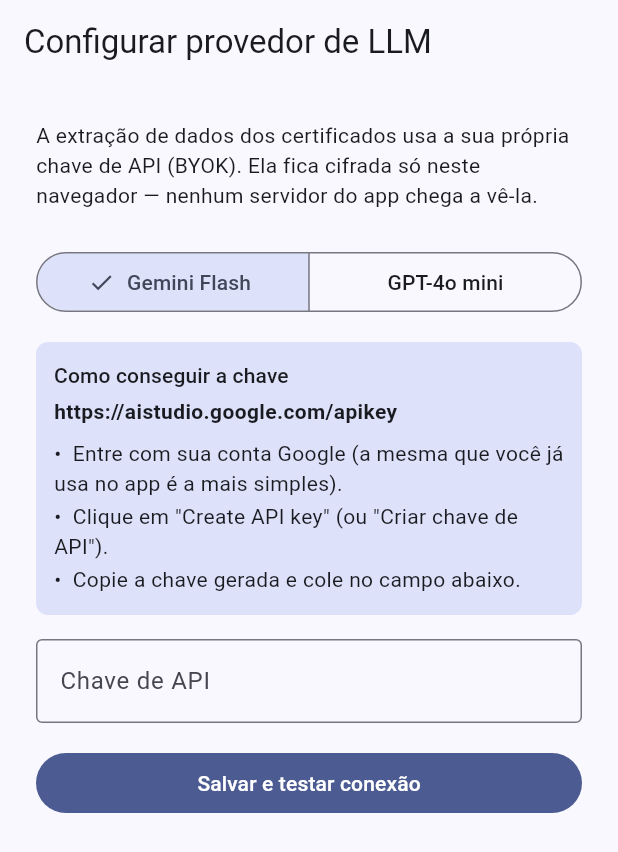
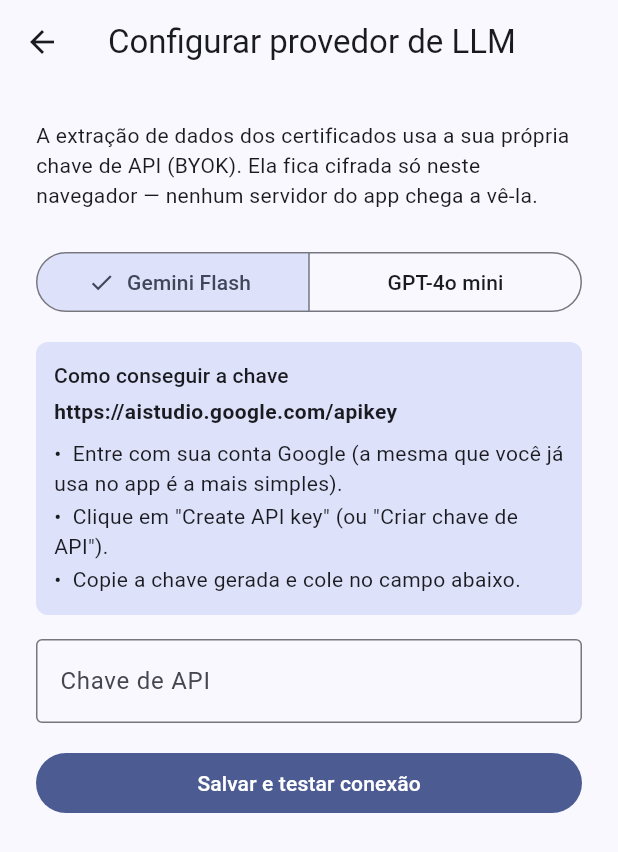
Before and after one commit to Izialber/App-lattes, a Flutter app: the LlmSettingsPage screen opened by its route, on a phone screen of 412 x 824 dp. Shown: the top 852 px of the screen. Run offline on Flutter 3.47's test engine with Material 3 defaults, Android fonts, the phone set to English and light mode, and no system bars; our stand-ins replace dio, equatable, file_picker, firebase_auth, firebase_core, flutter_riverpod and 5 more; missing offline and left inert: dart:js_interop, syncfusion_flutter_pdf; accounts and stored records are empty.

Commit message:
feat(routing): adiciona botão de voltar explícito em todas as telas internas
O app navega inteiramente via context.go() (substitui a rota atual em vez
de empilhar), então o Navigator nunca acumula uma pilha real — o botão de
voltar automático do Flutter nunca apareceria sozinho. Novo
VoltarAppBarButton reutilizável, adicionado como leading do AppBar em
Comprovantes, Configurações de LLM, Capturar certificados e as 3 telas do
Módulo 4 (dossiê), cada um apontando pra sua rota-pai lógica no fluxo de
navegação real do app. /importar-lattes (home pós-login) e /login não
recebem botão de voltar por serem pontos de entrada.

Co-Authored-By: Claude Sonnet 5 <noreply@anthropic.com>
Claude-Session: https://claude.ai/code/session_01FGkFi3TjPDPJXQYM3CfUfk

```diff
--- /dev/null
+++ b/lib/core/routing/voltar_app_bar_button.dart
@@ -0,0 +1,24 @@
+import 'package:flutter/material.dart';
+import 'package:go_router/go_router.dart';
+
+/// Botão de voltar explícito pra `AppBar.leading`. Necessário porque o app
+/// navega inteiramente via `context.go()` (substitui a rota atual em vez de
+/// empilhar, ver `app_router.dart`) — o Navigator nunca acumula uma pilha
+/// real, então o botão de voltar automático do Flutter (que só aparece
+/// quando `Navigator.canPop()` é verdadeiro) nunca apareceria sozinho.
+/// `rotaPai` é o destino lógico da tela (definido por quem link a ela), não
+/// o histórico real do navegador.
+class VoltarAppBarButton extends StatelessWidget {
+  final String rotaPai;
+
+  const VoltarAppBarButton({super.key, required this.rotaPai});
+
+  @override
+  Widget build(BuildContext context) {
+    return IconButton(
+      tooltip: 'Voltar',
+      icon: const Icon(Icons.arrow_back),
+      onPressed: () => context.go(rotaPai),
+    );
+  }
+}
--- a/lib/features/certificate_capture/presentation/pages/certificate_capture_page.dart
+++ b/lib/features/certificate_capture/presentation/pages/certificate_capture_page.dart
@@ -9,6 +9,7 @@ import 'package:web/web.dart' as web;
 import '../../../../core/di/injection.dart';
 import '../../../../core/platform/camera/camera_service_web.dart';
 import '../../../../core/routing/app_router.dart';
+import '../../../../core/routing/voltar_app_bar_button.dart';
 import '../../../cloud_sync/presentation/providers/cloud_sync_providers.dart';
 import '../../domain/entities/certificado_capturado.dart';
 import '../providers/certificate_capture_providers.dart';
@@ -34,6 +35,7 @@ class CertificateCapturePage extends ConsumerWidget {
 
     return Scaffold(
       appBar: AppBar(
+        leading: const VoltarAppBarButton(rotaPai: AppRoutes.importarLattes),
         title: const Text('Capturar certificados'),
         actions: [
           IconButton(
--- a/lib/features/comprovantes/presentation/pages/comprovantes_lattes_page.dart
+++ b/lib/features/comprovantes/presentation/pages/comprovantes_lattes_page.dart
@@ -4,6 +4,7 @@ import 'package:go_router/go_router.dart';
 
 import '../../../../core/platform/download/browser_download_web.dart';
 import '../../../../core/routing/app_router.dart';
+import '../../../../core/routing/voltar_app_bar_button.dart';
 import '../../../cloud_sync/presentation/providers/comprovantes_sync_providers.dart';
 import '../../domain/entities/categoria_entrada_lattes.dart';
 import '../../domain/entities/comprovante_entrada.dart';
@@ -29,6 +30,7 @@ class ComprovantesLattesPage extends ConsumerWidget {
 
     return Scaffold(
       appBar: AppBar(
+        leading: const VoltarAppBarButton(rotaPai: AppRoutes.importarLattes),
         title: const Text('Comprovantes'),
         actions: [
           IconButton(
--- a/lib/features/dossie_builder/presentation/pages/dossie_compile_page.dart
+++ b/lib/features/dossie_builder/presentation/pages/dossie_compile_page.dart
@@ -2,6 +2,7 @@ import 'package:flutter/material.dart';
 import 'package:flutter_riverpod/flutter_riverpod.dart';
 
 import '../../../../core/platform/download/browser_download_web.dart';
+import '../../../../core/routing/voltar_app_bar_button.dart';
 import '../../domain/entities/dossie.dart';
 import '../providers/dossie_builder_providers.dart';
 
@@ -56,7 +57,10 @@ class _DossieCompilePageState extends ConsumerState<DossieCompilePage> {
     final dossie = estado.dossie;
 
     return Scaffold(
-      appBar: AppBar(title: const Text('Compilar dossiê')),
+      appBar: AppBar(
+        leading: VoltarAppBarButton(rotaPai: '/dossie/${widget.dossieId}/checklist'),
+        title: const Text('Compilar dossiê'),
+      ),
       body: Center(
         child: Padding(
           padding: const EdgeInsets.all(24),
--- a/lib/features/llm_shared/presentation/pages/llm_settings_page.dart
+++ b/lib/features/llm_shared/presentation/pages/llm_settings_page.dart
@@ -1,6 +1,8 @@
 import 'package:flutter/material.dart';
 import 'package:flutter_riverpod/flutter_riverpod.dart';
 
+import '../../../../core/routing/app_router.dart';
+import '../../../../core/routing/voltar_app_bar_button.dart';
 import '../../domain/entities/llm_provider_escolhido.dart';
 import '../providers/llm_shared_providers.dart';
 
@@ -30,7 +32,10 @@ class _LlmSettingsPageState extends ConsumerState<LlmSettingsPage> {
     final testando = estado.status == StatusTesteLlm.testando;
 
     return Scaffold(
-      appBar: AppBar(title: const Text('Configurar provedor de LLM')),
+      appBar: AppBar(
+        leading: const VoltarAppBarButton(rotaPai: AppRoutes.importarLattes),
+        title: const Text('Configurar provedor de LLM'),
+      ),
       body: Padding(
         padding: const EdgeInsets.all(24),
         child: ListView(
```
Also changed, not shown: lib/features/dossie_builder/presentation/pages/dossie_checklist_page.dart (+6 -1 lines), lib/features/dossie_builder/presentation/pages/dossie_new_page.dart (+6 -1 lines).
